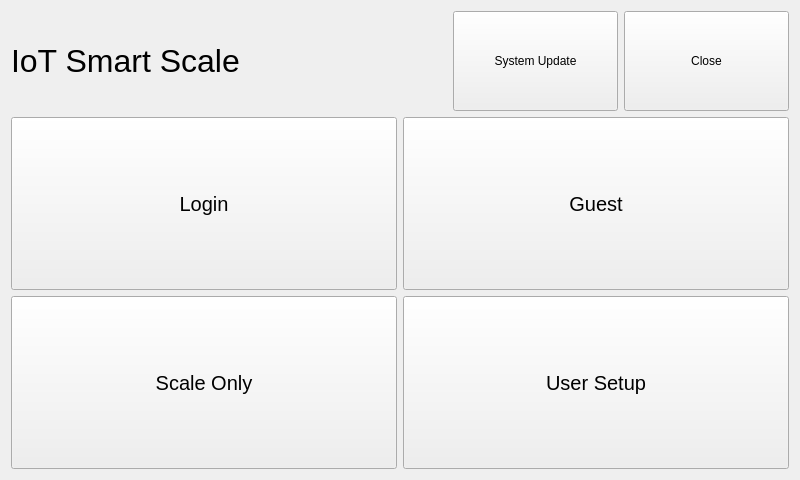
twschung/IoT-Smart-Scale, file v3/qt/mainMenu/mainmenu.ui: the form before one commit.
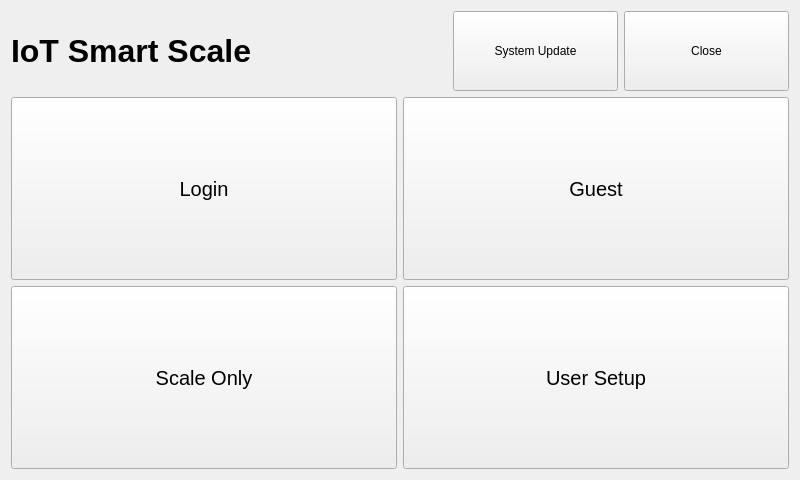
The form after the commit.

```diff
--- a/v3/qt/mainMenu/mainmenu.ui
+++ b/v3/qt/mainMenu/mainmenu.ui
@@ -27,6 +27,8 @@
        <property name="font">
         <font>
          <pointsize>24</pointsize>
+         <weight>75</weight>
+         <bold>true</bold>
         </font>
        </property>
        <property name="text">
@@ -50,7 +52,7 @@
      <item>
       <widget class="QPushButton" name="btn_update">
        <property name="sizePolicy">
-        <sizepolicy hsizetype="Fixed" vsizetype="Expanding">
+        <sizepolicy hsizetype="Fixed" vsizetype="Minimum">
          <horstretch>0</horstretch>
          <verstretch>0</verstretch>
         </sizepolicy>
@@ -58,7 +60,7 @@
        <property name="minimumSize">
         <size>
          <width>165</width>
-         <height>0</height>
+         <height>80</height>
         </size>
        </property>
        <property name="maximumSize">
@@ -75,7 +77,7 @@
      <item>
       <widget class="QPushButton" name="btn_close">
        <property name="sizePolicy">
-        <sizepolicy hsizetype="Fixed" vsizetype="Expanding">
+        <sizepolicy hsizetype="Fixed" vsizetype="Minimum">
          <horstretch>0</horstretch>
          <verstretch>0</verstretch>
         </sizepolicy>
@@ -83,7 +85,7 @@
        <property name="minimumSize">
         <size>
          <width>165</width>
-         <height>0</height>
+         <height>80</height>
         </size>
        </property>
        <property name="maximumSize">
```
